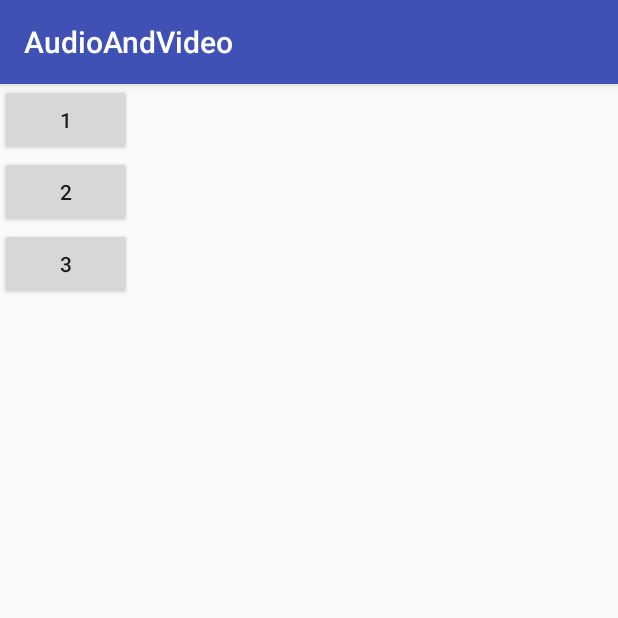
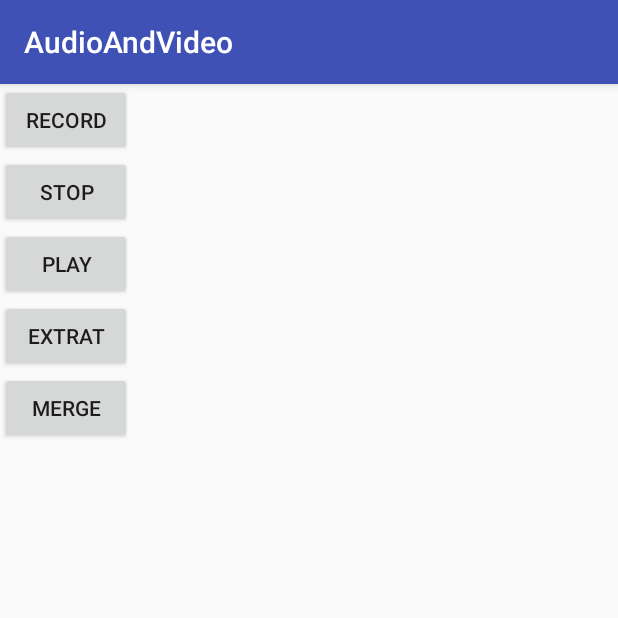
Before and after one commit to u3shadow/AudioAndVideo, an Android app: the screen it shows after launch (MainActivity), on a phone screen of 412 x 824 dp, the top half of it. Run offline under Robolectric (Android 15) with nearby library versions, the phone set to English and light mode, and no system bars; our stand-ins replace data binding.

Commit message:
restruct some code

```diff
--- a/app/src/main/java/com/u3coding/audioandvideo/MainActivity.java
+++ b/app/src/main/java/com/u3coding/audioandvideo/MainActivity.java
@@ -18,9 +18,6 @@ public class MainActivity extends AppCompatActivity implements View.OnClickListe
         super.onCreate(savedInstanceState);
         ActivityMainBinding binding = DataBindingUtil.setContentView(this,R.layout.activity_main);
         Audio audio = new Audio();
-        audio.recordString.set("record");
-        audio.stopString.set("stop");
-        audio.playString.set("play");
         binding.setAudioRandP(audio);
         viewModel = ViewModelProviders.of(this).get(AudioRandPViewModel.class);
         viewModel.setAudio(audio);
--- a/app/src/main/java/com/u3coding/audioandvideo/audio/AudioRandPViewModel.java
+++ b/app/src/main/java/com/u3coding/audioandvideo/audio/AudioRandPViewModel.java
@@ -17,8 +17,8 @@ public class AudioRandPViewModel extends ViewModel{
         audio.playAudio();
     }
     public void setAudio(Audio audio){
-        audio.recordString.set("1");
-        audio.stopString.set("2");
-        audio.playString.set("3");
+        audio.recordString.set("record");
+        audio.stopString.set("stop");
+        audio.playString.set("play");
     }
 }
--- a/app/src/main/res/layout/activity_main.xml
+++ b/app/src/main/res/layout/activity_main.xml
@@ -27,6 +27,15 @@
         android:onClick="onClick"
         android:layout_width="wrap_content"
         android:layout_height="wrap_content" />
-
+    <Button
+        android:id="@+id/Extrat_bt"
+        android:text="@string/extrat"
+        android:layout_width="wrap_content"
+        android:layout_height="wrap_content" />
+    <Button
+        android:id="@+id/Merge_bt"
+        android:text="@string/merge"
+        android:layout_width="wrap_content"
+        android:layout_height="wrap_content" />
 </LinearLayout>
 </layout>
--- a/app/src/main/res/values/strings.xml
+++ b/app/src/main/res/values/strings.xml
@@ -1,3 +1,5 @@
 <resources>
     <string name="app_name">AudioAndVideo</string>
+    <string name="extrat">extrat</string>
+    <string name="merge">merge</string>
 </resources>
--- a/build.gradle
+++ b/build.gradle
@@ -7,7 +7,7 @@ buildscript {
         jcenter()
     }
     dependencies {
-        classpath 'com.android.tools.build:gradle:3.1.1'
+        classpath 'com.android.tools.build:gradle:3.1.2'
 
 
         // NOTE: Do not place your application dependencies here; they belong
```
Also changed, not shown: app/src/main/java/com/u3coding/audioandvideo/mp4/ExtractorViewModel.java (added, +17 -0 lines).
